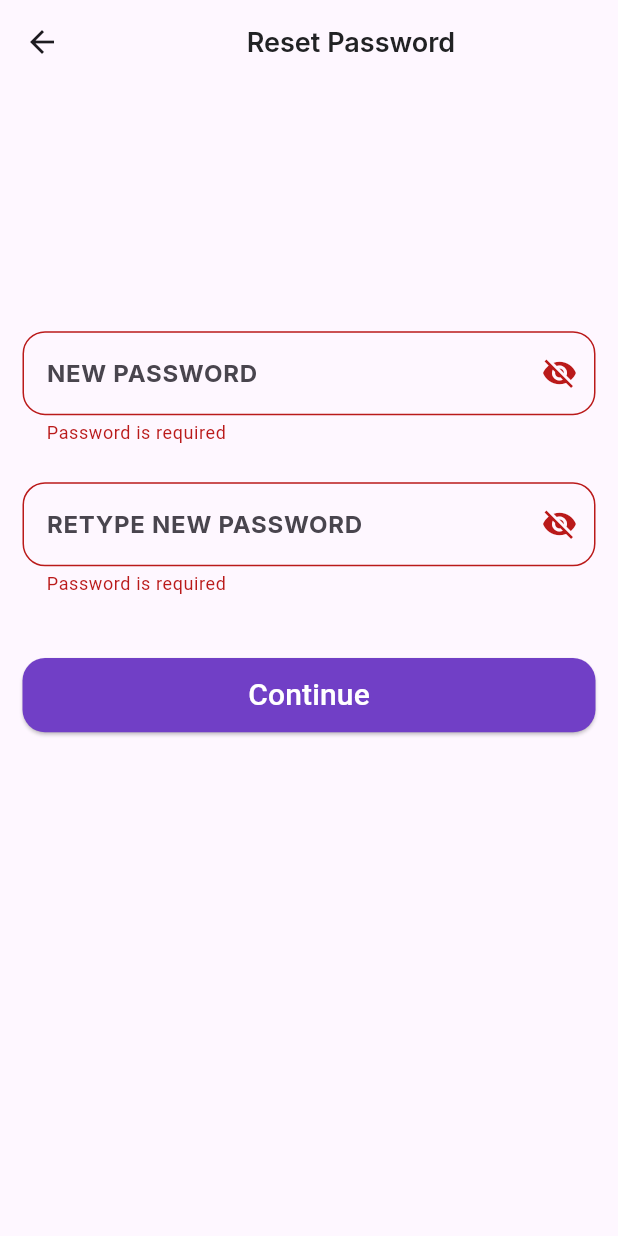
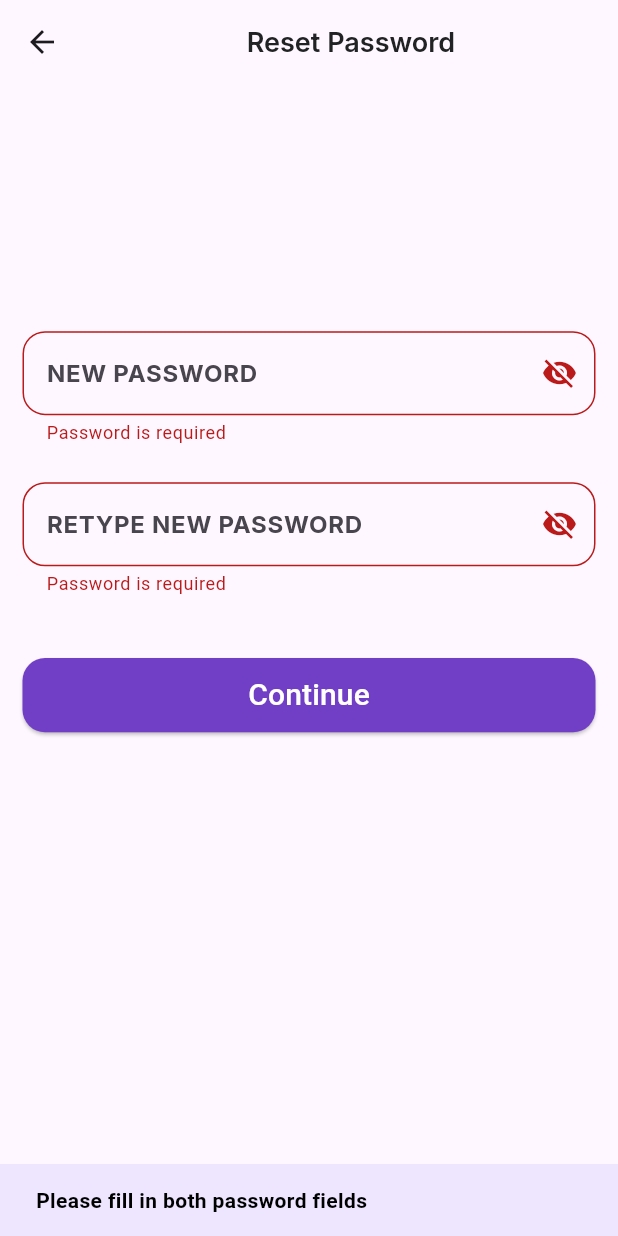
Before and after one commit to DEVMIDLAJ/Expense-App, a Flutter app: the ResetPasswordPage screen opened directly with empty values, after a tap on "Continue", on a phone screen of 412 x 824 dp. Run offline on Flutter 3.47's test engine with Material 3 defaults, Android fonts, the light colour scheme and no system bars; our stand-ins replace carousel_slider, dotted_border, firebase_auth, firebase_core, fl_chart, google_fonts and 3 more; missing offline and left inert: fab_circular_menu_plus; accounts and stored records are empty.

Commit message:
forgot password section issue fixed

```diff
--- a/lib/View/authentication_screens/forgotpassword_and_email_signin.dart
+++ b/lib/View/authentication_screens/forgotpassword_and_email_signin.dart
@@ -55,7 +55,7 @@ class ForgotPasswordAndEmailSignin extends StatelessWidget {
               ),
             ),
              SizedBox(
-              height: size.height * 0.25,
+              height: size.height * 0.2,
             ),
             // CustomElevatedButton for navigating back to the login page
             CustomElevatedButton(
--- a/lib/View/authentication_screens/resetpassword_page.dart
+++ b/lib/View/authentication_screens/resetpassword_page.dart
@@ -1,5 +1,6 @@
-// ignore_for_file: non_constant_identifier_names
+// ignore_for_file: non_constant_identifier_names, must_be_immutable
 
+import 'package:expence_app/View/Widgets/custom_snackbar.dart';
 import 'package:expence_app/View/Widgets/custom_textform_feild.dart';
 import 'package:expence_app/View/Widgets/custome_elevated_button.dart';
 import 'package:expence_app/const/colors.dart';
@@ -16,10 +17,12 @@ class ResetPasswordPage extends StatelessWidget {
     required this.email,
   });
 
-  final ResetPasswordController = TextEditingController();
-  final ConformResetPasswordController = TextEditingController();
+  final TextEditingController resetPasswordController = TextEditingController();
+  final TextEditingController conformResetPasswordController = TextEditingController();
+
   //create formKey
   final _formKey = GlobalKey<FormState>();
+
 
   @override
   Widget build(BuildContext context) {
@@ -52,7 +55,7 @@ class ResetPasswordPage extends StatelessWidget {
                       height: size.height * 0.2,
                     ),
                     CustomTextFormField(
-                      controller: ResetPasswordController,
+                      controller: resetPasswordController,
                       keybordType: TextInputType.text,
                       hintText: 'NEW PASSWORD',
                       obscureText: !data.isObscure,
@@ -77,15 +80,15 @@ class ResetPasswordPage extends StatelessWidget {
                       },
                     ),
                     CustomTextFormField(
-                      controller: ConformResetPasswordController,
+                      controller: conformResetPasswordController,
                       keybordType: TextInputType.text,
                       hintText: 'RETYPE NEW PASSWORD',
-                      obscureText: !data.isObscure,
+                      obscureText: !data.isobscure1,
                       suffixIcon: GestureDetector(
                         onTap: () {
-                          data.boolObscure();
+                          data.boolObscure1();
                         },
-                        child: data.isObscure
+                        child: data.isobscure1
                             ? const Icon(Icons.visibility)
                             : const Icon(Icons.visibility_off),
                       ),
@@ -106,11 +109,20 @@ class ResetPasswordPage extends StatelessWidget {
                     ),
                     CustomElevatedButton(
                       onpressed: () async {
+                        String newPassword =
+                            resetPasswordController.text.trim();
                         if (_formKey.currentState!.validate() &&
-                            ResetPasswordController.text ==
-                                ConformResetPasswordController.text) {
-                          await FirebaseService().ForgotPassword(
-                              context, email, ResetPasswordController.text);
+                            resetPasswordController.text ==
+                                conformResetPasswordController.text) {
+                          await FirebaseService()
+                              .resetPassword(context, email, newPassword);
+                        } else if (resetPasswordController.text.isEmpty ||
+                            conformResetPasswordController.text.isEmpty) {
+                          CustomSnackBar.show(
+                              context, 'Please fill in both password fields');
+                        } else {
+                          CustomSnackBar.show(
+                              context, 'Passwords do not match');
                         }
                       },
                       buttonText: 'Continue',
--- a/lib/controller/firebase_auth.dart
+++ b/lib/controller/firebase_auth.dart
@@ -15,7 +15,10 @@ abstract class AuthMethod {
   Future<void> signInWithGoogle(String email, BuildContext context);
 
   // Method for resetting the user's password
-  Future<void> ForgotPassword(BuildContext context, String email, String newPassword);
+  Future<void> ForgotPassword(BuildContext context, String email);
+
+  // Methord for reset password
+  Future<void> resetPassword(BuildContext context, String email, String newPassword);
 
   // Method for user sign-out
   Future<void> signOut(BuildContext context);
--- a/lib/controller/provider/auh_provider.dart
+++ b/lib/controller/provider/auh_provider.dart
@@ -7,8 +7,8 @@ class AuthProvider with ChangeNotifier {
   // Flag to represent whether a checkbox is checked or not
   bool isChecked = false;
 
-  // Flag to control whether to show a number or not (assuming a PIN or similar)
-  bool isNumberShow = false;
+  // Flag to control whether to show password os obscured or not
+  bool isobscure1 = false;
 
   // Flag to represent the loading state of some asynchronous operation
   bool isLoading = false;
@@ -26,8 +26,8 @@ class AuthProvider with ChangeNotifier {
   }
 
   // Sets the visibility of a number (e.g., PIN digits)
-  void boolNumberShow(bool value) {
-    isNumberShow = value;
+  void boolObscure1() {
+    isobscure1 = !isobscure1;
     notifyListeners();
   }
 
```
Also changed, not shown: lib/View/authentication_screens/forgot_password.dart (+8 -9 lines), lib/View/splash_screen.dart (+6 -11 lines), lib/controller/firebase_service.dart (+32 -18 lines).
